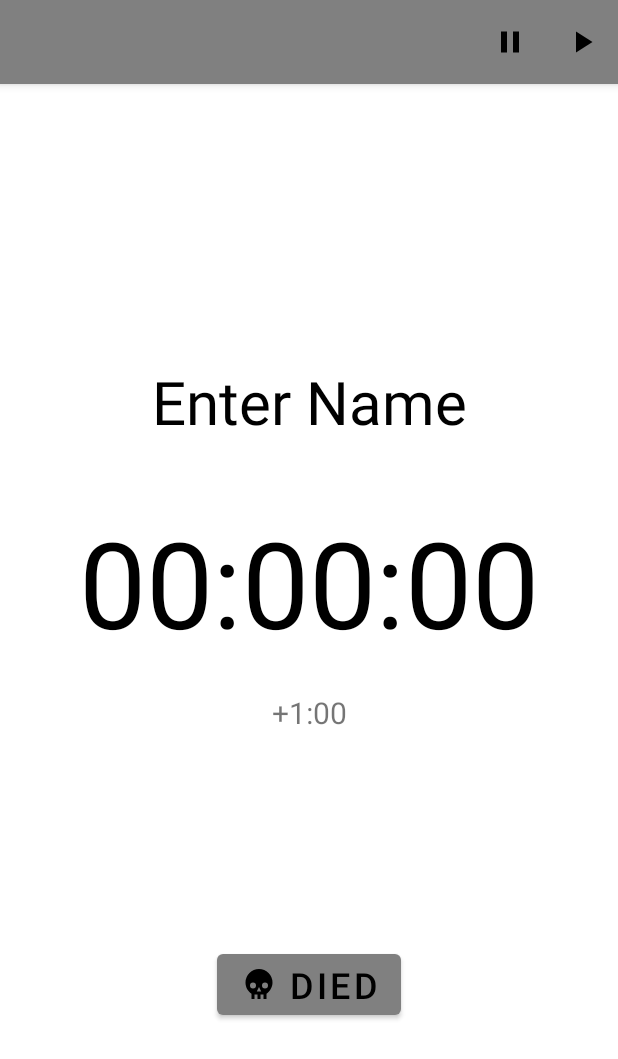
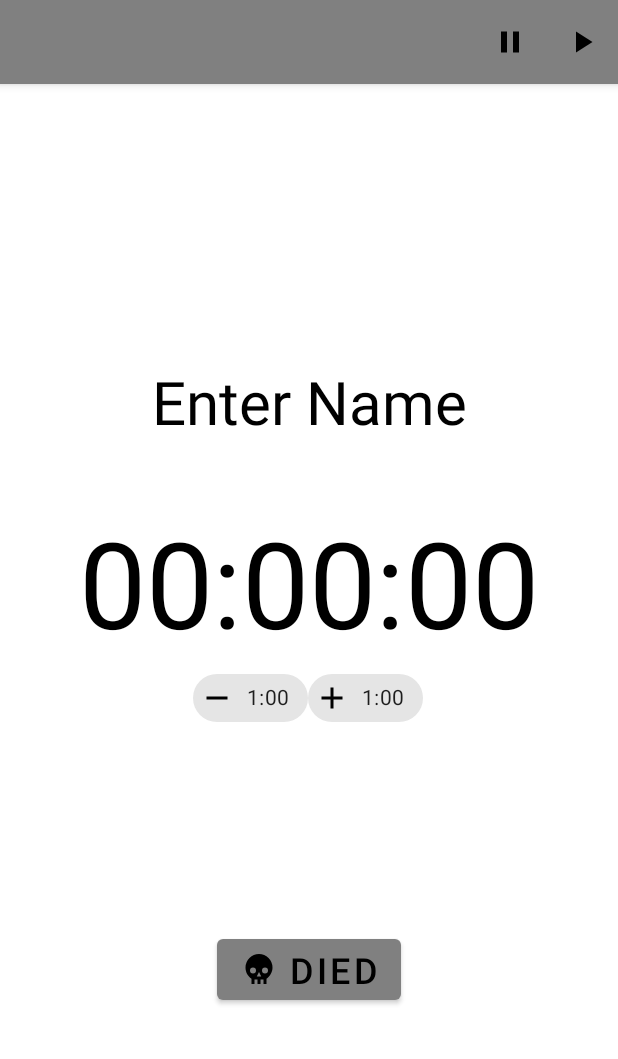
Before and after one commit to remsyk/MTG_Commander_Timer, an Android app: the screen it shows after launch (MainActivity), after a tap on "Start", on a phone screen of 412 x 824 dp. Shown: the top 1059 px of the screen. Run offline under Robolectric (Android 15) with nearby library versions, the phone set to English and light mode, and no system bars.

Commit message:
ITS WORKING

```diff
--- /dev/null
+++ b/app/src/main/java/com/example/mtg_commander_timer/CountDownViewModel.kt
@@ -0,0 +1,95 @@
+package com.example.mtg_commander_timer
+
+import android.os.CountDownTimer
+import androidx.lifecycle.MutableLiveData
+import androidx.lifecycle.ViewModel
+
+object CountDownViewModel : ViewModel() {
+
+
+   private lateinit var timer: CountDownTimer
+
+
+    private val timerList: MutableLiveData<MutableList<TimerModel>> by lazy {
+        MutableLiveData<MutableList<TimerModel>>().also {
+            it.value = mutableListOf<TimerModel>(
+                TimerModel("Enter Name", 0, null, true),
+                TimerModel("Enter Name", 0, null, true)
+            )
+        }
+    }
+
+
+    fun setPlayerName(name: String, position: Int){
+        timerList.value!![position].name = name
+        timerList.postValue(timerList.value)
+    }
+
+    fun addTimer(timer: TimerModel) {
+        timerList.value!!.add(timer)
+        timerList.postValue(timerList.value)
+    }
+
+    fun removeTimer(position: Int) {
+        timerList.value!!.removeAt(position)
+        timerList.postValue(timerList.value)
+    }
+
+    @ExperimentalStdlibApi
+    fun removeLastTimer() {
+        timerList.value!!.removeLast()
+        timerList.postValue(timerList.value)
+    }
+
+    fun getTimeList(): MutableLiveData<MutableList<TimerModel>> = timerList
+
+    fun removeMinute(position: Int) {
+        timerList.value?.get(position)?.countdownTime =
+            timerList.value?.get(position)?.countdownTime?.minus(60000)!!
+        timerList.postValue(timerList.value)
+    }
+
+    fun addMinute(position: Int) {
+        stopTimer()
+        timerList.value?.get(position)?.countdownTime =
+            timerList.value?.get(position)?.countdownTime?.plus(60000)!!
+        timerList.postValue(timerList.value)
+    }
+
+
+
+    fun setTimer(position: Int) {
+        timer =  object : CountDownTimer(timerList.value!![position].countdownTime, 1000) {
+            override fun onTick(millisUntilFinished: Long) {
+
+                timerList.value!!.get(position).countdownTime = millisUntilFinished
+                timerList.postValue(timerList.value)
+
+            }
+
+            override fun onFinish() {
+                /*Toast.makeText(
+                    requireContext(),
+                    "${MainActivity.timerList.get(position).name} has died",
+                    Toast.LENGTH_LONG
+                ).show()*/
+            }
+
+        }
+
+
+
+    }
+
+
+    fun startTimer(){
+        timer.start()
+    }
+
+
+    fun stopTimer() {
+        timer.cancel()
+    }
+
+
+}
--- a/app/src/main/java/com/example/mtg_commander_timer/CountdownFragment.kt
+++ b/app/src/main/java/com/example/mtg_commander_timer/CountdownFragment.kt
@@ -1,26 +1,42 @@
 package com.example.mtg_commander_timer
 
-import android.content.Intent
 import android.os.Bundle
+import android.os.CountDownTimer
+import android.os.Handler
 import android.view.LayoutInflater
 import android.view.View
 import android.view.ViewGroup
-import android.widget.ArrayAdapter
-import android.widget.AutoCompleteTextView
 import android.widget.Toast
-import androidx.appcompat.app.AppCompatActivity
 import androidx.fragment.app.Fragment
-import com.example.mtg_commander_timer.MainActivity.Companion.timerList
 import kotlinx.android.synthetic.main.fragment_countdown.*
-import kotlinx.android.synthetic.main.fragment_main_view.*
-import kotlinx.android.synthetic.main.viewgroup_enter_name.view.*
-import java.lang.IndexOutOfBoundsException
-import kotlin.time.milliseconds
+import kotlinx.android.synthetic.main.viewgroup_add_minus_chips.view.*
+import java.util.*
+import androidx.lifecycle.Observer
+import com.example.mtg_commander_timer.MainActivity.Companion.currentFragNum
+import kotlin.properties.Delegates
 
 
 class CountdownFragment : Fragment() {
 
     var fragmentPos: Int = 0
+    lateinit var timer: CountDownTimer
+    var pressing: Boolean = true
+
+    override fun onResume() {
+        super.onResume()
+
+
+        arguments?.getInt("FRG_POSITION")?.let {
+            fragmentPos = it
+            currentFragNum = it
+        }
+
+
+        /*CountDownViewModel.setTimer(fragmentPos)
+        CountDownViewModel.startTimer()*/
+
+    }
+
 
     override fun onCreateView(
         inflater: LayoutInflater,
@@ -31,32 +47,52 @@ class CountdownFragment : Fragment() {
         return root
     }
 
+
     override fun onViewCreated(view: View, savedInstanceState: Bundle?) {
         super.onViewCreated(view, savedInstanceState)
 
-        arguments?.getInt("FRG_POSITION")?.let {
-            fragmentPos = it
 
-            textview_name.text = timerList.get(fragmentPos).name
+        CountDownViewModel.getTimeList().observe(activity!!, Observer<MutableList<TimerModel>> {
+            if (textview_name != null) {
+                textview_name.text = it[fragmentPos].name
+                textview_countdown.text = it[fragmentPos].countdownTime.millisToString()
+            }
+        })
 
+
+        include_chip_groups.chip_add_time.setOnClickListener {
+            CountDownViewModel.addMinute(fragmentPos)
+
+
+            Handler().postDelayed({
+                CountDownViewModel.setTimer(fragmentPos)
+                CountDownViewModel.startTimer()
+            }, 800)
+        }
+
+        include_chip_groups.chip_minus_timer.setOnClickListener {
+            CountDownViewModel.removeMinute(fragmentPos)
+            if(pressing){
+                "pressing set to false".log()
+                CountDownViewModel.stopTimer()
+
+                pressing = false
+                Handler().postDelayed({
+                    CountDownViewModel.setTimer(fragmentPos)
+                    CountDownViewModel.startTimer()
+                    pressing = true
+                    "pressing back to true".log()
+                }, 1000)
+            }
 
         }
 
-        textView_add_time.setOnClickListener {
-            timerList.get(fragmentPos).countdownTime =
-                timerList.get(fragmentPos).countdownTime + 60000
-            textview_countdown.text = timerList.get(fragmentPos).countdownTime.millisToString()
-        }
-
-        textview_countdown.text = timerList.get(fragmentPos).countdownTime.millisToString()
 
         button_died.setOnClickListener {
-            Toast.makeText(
-                requireContext(),
-                "${timerList.get(fragmentPos).name} has died",
-                Toast.LENGTH_LONG
-            ).show()
+            CountDownViewModel.removeTimer(fragmentPos)
+
         }
 
     }
+
 }
--- a/app/src/main/java/com/example/mtg_commander_timer/CountdownViewPagerFragment.kt
+++ b/app/src/main/java/com/example/mtg_commander_timer/CountdownViewPagerFragment.kt
@@ -1,6 +1,7 @@
 package com.example.mtg_commander_timer
 
 import android.os.Bundle
+import android.os.Handler
 import android.view.LayoutInflater
 import android.view.View
 import android.view.ViewGroup
@@ -8,7 +9,6 @@ import androidx.fragment.app.Fragment
 import androidx.fragment.app.FragmentManager
 import androidx.fragment.app.FragmentStatePagerAdapter
 import androidx.viewpager.widget.ViewPager
-import com.example.mtg_commander_timer.MainActivity.Companion.timerList
 
 /**
  * The number of pages (wizard steps) to show in this demo.
@@ -33,11 +33,14 @@ class CountdownViewPagerFragment : Fragment() {
         viewPager = view.findViewById(R.id.pager)
         viewPager.adapter = demoCollectionPagerAdapter
 
+
         viewPager?.addOnPageChangeListener(object : ViewPager.OnPageChangeListener {
-            var currentPage : Int = 0
-            var mPreviousPosition : Int = 0
+            var currentPage: Int = 0
+            var mPreviousPosition: Int = 0
             var mIsEndOfCycle = false
+
             override fun onPageScrollStateChanged(state: Int) {
+
                 val pageCount = viewPager?.adapter?.count
                 if (state == ViewPager.SCROLL_STATE_IDLE) {
                     if (mPreviousPosition == currentPage && !mIsEndOfCycle) {
@@ -50,16 +53,25 @@ class CountdownViewPagerFragment : Fragment() {
                     } else {
                         mIsEndOfCycle = false;
                     }
+
                     mPreviousPosition = currentPage;
                 }
             }
 
-            override fun onPageScrolled(position: Int, positionOffset: Float, positionOffsetPixels: Int) {}
+            override fun onPageScrolled(
+                position: Int,
+                positionOffset: Float,
+                positionOffsetPixels: Int
+            ) {
+
+
+            }
 
             override fun onPageSelected(position: Int) {
-                currentPage = position
+                CountDownViewModel.stopTimer()
+                CountDownViewModel.setTimer(position)
+                CountDownViewModel.startTimer()
             }
-
         })
     }
 }
@@ -68,7 +80,7 @@ class CountdownViewPagerFragment : Fragment() {
 // and NOT a FragmentPagerAdapter.
 class DemoCollectionPagerAdapter(fm: FragmentManager) : FragmentStatePagerAdapter(fm) {
 
-    override fun getCount(): Int = timerList.size
+    override fun getCount(): Int = CountDownViewModel.getTimeList().value!!.size
 
     override fun getItem(i: Int): Fragment {
         val fragment = CountdownFragment()
--- a/app/src/main/java/com/example/mtg_commander_timer/MainActivity.kt
+++ b/app/src/main/java/com/example/mtg_commander_timer/MainActivity.kt
@@ -2,12 +2,16 @@ package com.example.mtg_commander_timer
 
 import androidx.appcompat.app.AppCompatActivity
 import android.os.Bundle
+import android.os.Handler
 import android.view.Menu
 import android.view.MenuInflater
 import android.view.MenuItem
 import android.widget.Toast
+import kotlin.properties.Delegates
 
 class MainActivity : AppCompatActivity() {
+    var pressing: Boolean = true
+
     override fun onCreate(savedInstanceState: Bundle?) {
         super.onCreate(savedInstanceState)
         setContentView(R.layout.activity_main)
@@ -19,6 +23,7 @@ class MainActivity : AppCompatActivity() {
     }
 
     override fun onBackPressed() {
+        CountDownViewModel.stopTimer()
         if(supportFragmentManager.backStackEntryCount ==1){
             finish()
         }else {
@@ -35,13 +40,34 @@ class MainActivity : AppCompatActivity() {
     override fun onOptionsItemSelected(item: MenuItem): Boolean {
         when (item.itemId) {
             R.id.start_timer -> {
-                "start timer pressed".log()
-                supportFragmentManager.beginTransaction().replace(R.id.framelayout_main, CountdownViewPagerFragment()).addToBackStack("CountdownFragment").commit()
-                //timerList?.iterator().forEach { it.name.log() }
+                if(supportFragmentManager.backStackEntryCount==1) {
+                    supportFragmentManager.beginTransaction()
+                        .replace(R.id.framelayout_main, CountdownViewPagerFragment())
+                        .addToBackStack("CountdownFragment").commit()
+
+                    if(pressing){
+                        pressing = false
+                        Handler().postDelayed({
+                            CountDownViewModel.setTimer(0)
+                            CountDownViewModel.startTimer()
+                            pressing = true
+                        }, 1000)
+                    }
+
+                }else {
+                    if(pressing){
+                        pressing = false
+                        Handler().postDelayed({
+                            CountDownViewModel.setTimer(currentFragNum)
+                            CountDownViewModel.startTimer()
+                            pressing = true
+                        }, 1000)
+                    }
+                }
             }
 
             R.id.pause_timer -> {
-                "pause timer pressed".log()
+               CountDownViewModel.stopTimer()
                 Toast.makeText(this,"Paused", Toast.LENGTH_LONG).show()
 
             }
@@ -49,7 +75,8 @@ class MainActivity : AppCompatActivity() {
         return true
     }
 
-    companion object{
-         var timerList: ArrayList<TimerModel> = arrayListOf()
+    companion object {
+        var currentFragNum = 0
     }
+
 }
--- a/app/src/main/java/com/example/mtg_commander_timer/MainFragment.kt
+++ b/app/src/main/java/com/example/mtg_commander_timer/MainFragment.kt
@@ -10,7 +10,8 @@ import android.widget.AutoCompleteTextView
 import androidx.appcompat.app.AppCompatActivity
 import androidx.core.widget.doAfterTextChanged
 import androidx.fragment.app.Fragment
-import com.example.mtg_commander_timer.MainActivity.Companion.timerList
+import androidx.lifecycle.Observer
+import kotlinx.android.synthetic.main.fragment_countdown.*
 import kotlinx.android.synthetic.main.fragment_countdown.view.*
 import kotlinx.android.synthetic.main.fragment_main_view.*
 import kotlinx.android.synthetic.main.viewgroup_enter_name.view.*
@@ -18,32 +19,39 @@ import kotlin.concurrent.timer
 
 
 class MainFragment : Fragment() {
+    var timerList: MutableList<TimerModel> = mutableListOf<TimerModel>(
+        TimerModel("Enter Name", 0, null, true),
+        TimerModel("Enter Name", 0, null, true)
+    )
+    var listSet: Boolean = false
+
+    //TODO use this for the bot trader
+    override fun onActivityCreated(savedInstanceState: Bundle?) {
+        super.onActivityCreated(savedInstanceState)
+        CountDownViewModel.getTimeList().observe(activity!!, Observer<MutableList<TimerModel>> {
+            timerList = it
+        })
+
+    }
 
     override fun onCreateView(
         inflater: LayoutInflater,
         container: ViewGroup?,
         savedInstanceState: Bundle?
     ): View? {
+
+
         val root = inflater.inflate(R.layout.fragment_main_view, container, false)
         return root
     }
 
+
     @ExperimentalStdlibApi
     override fun onViewCreated(view: View, savedInstanceState: Bundle?) {
         super.onViewCreated(view, savedInstanceState)
-        //TODO this is where the issue is, this causes the names fields to be reset
-        if (timerList.isNullOrEmpty()) {
-            timerList = arrayListOf(
-                TimerModel("Enter Name", 0, null, true),
-                TimerModel("Enter Name", 0, null, true)
-            )
-        } else{
-            timerList = timerList
-        }
-
 
         picker_player_num.maxValue = 4
-        picker_player_num.minValue = timerList.size
+        picker_player_num.minValue = CountDownViewModel.getTimeList().value!!.size
 
         include_enter_name_1.textLayout_name.hint = timerList.get(0).name
         include_enter_name_2.textLayout_name.hint = timerList.get(1).name
@@ -57,34 +65,47 @@ class MainFragment : Fragment() {
         include_enter_name_2.button_timer.text = timerList.get(1).countdownTime.millisToString()
 
         if (timerList.size > 2) {
-            include_enter_name_3.button_timer.text = timerList.get(2).countdownTime.millisToString()
-            include_enter_name_4.button_timer.text = timerList.get(3).countdownTime.millisToString()
+            include_enter_name_3.button_timer.text =
+                timerList.get(2).countdownTime.millisToString()
+            include_enter_name_4.button_timer.text =
+                timerList.get(3).countdownTime.millisToString()
         }
 
 
-
-        if(include_enter_name_1.textinputeditText_name.hasFocus()) {
-            include_enter_name_1.textinputeditText_name.doAfterTextChanged {
-                timerList[0].name = it.toString()
-                "ok so this might be it".log()
-            }
-        }
-        if(include_enter_name_2.textinputeditText_name.hasFocus()) {
-            include_enter_name_2.textinputeditText_name.doAfterTextChanged {
-                timerList[1].name = it.toString()
+        include_enter_name_1.textinputeditText_name.setOnFocusChangeListener { view, b ->
+            if(b){
+                include_enter_name_1.textinputeditText_name.doAfterTextChanged {
+                    CountDownViewModel.setPlayerName(it.toString(), 0)
+                }
             }
         }
 
-        if(include_enter_name_3.textinputeditText_name.hasFocus()) {
-            include_enter_name_3.textinputeditText_name.doAfterTextChanged {
-                timerList[2].name = it.toString()
+
+        include_enter_name_2.textinputeditText_name.setOnFocusChangeListener { view, b ->
+            if(b){
+                include_enter_name_2.textinputeditText_name.doAfterTextChanged {
+                    CountDownViewModel.setPlayerName(it.toString(), 1)
+                }
             }
         }
-        if(include_enter_name_4.textinputeditText_name.hasFocus()) {
-            include_enter_name_4.textinputeditText_name.doAfterTextChanged {
-                timerList[3].name = it.toString()
+
+        include_enter_name_3.textinputeditText_name.setOnFocusChangeListener { view, b ->
+            if(b){
+                include_enter_name_3.textinputeditText_name.doAfterTextChanged {
+                    CountDownViewModel.setPlayerName(it.toString(), 2)
+                }
             }
         }
+
+        include_enter_name_4.textinputeditText_name.setOnFocusChangeListener { view, b ->
+            if(b){
+                include_enter_name_4.textinputeditText_name.doAfterTextChanged {
+                    CountDownViewModel.setPlayerName(it.toString(), 3)
+                }
+            }
+        }
+
+
 
 
 
@@ -96,9 +117,10 @@ class MainFragment : Fragment() {
                     include_enter_name_4.visibility = View.GONE
                     if (timerList.size <= 2) {
                         timerList.add(TimerModel("Enter Name", 0, null, true))
-
                     }
                     if (timerList.size == 4) {
+
+                        CountDownViewModel.removeLastTimer()
                         timerList.removeLast()
                     }
                 }
@@ -114,7 +136,7 @@ class MainFragment : Fragment() {
 
                 else -> {
                     if (timerList.size == 3) {
-                        timerList.removeLast()
+                        CountDownViewModel.removeLastTimer()
                         include_enter_name_3.visibility = View.GONE
                         include_enter_name_4.visibility = View.GONE
                     }
@@ -127,28 +149,28 @@ class MainFragment : Fragment() {
         include_enter_name_1.button_timer.setOnClickListener {
             TimeChangeDialog.show(requireFragmentManager()).getValue = { value ->
                 include_enter_name_1.button_timer.text = value.millisToString()
-                timerList.get(0).countdownTime = value
+                timerList[0].countdownTime = value
             }
         }
 
         include_enter_name_2.button_timer.setOnClickListener {
             TimeChangeDialog.show(requireFragmentManager()).getValue = { value ->
                 include_enter_name_2.button_timer.text = value.millisToString()
-                timerList.get(1).countdownTime = value
+                timerList[1].countdownTime = value
             }
         }
 
         include_enter_name_3.button_timer.setOnClickListener {
             TimeChangeDialog.show(requireFragmentManager()).getValue = { value ->
                 include_enter_name_3.button_timer.text = value.millisToString()
-                timerList.get(2).countdownTime = value
+                timerList[2].countdownTime = value
             }
         }
 
         include_enter_name_4.button_timer.setOnClickListener {
             TimeChangeDialog.show(requireFragmentManager()).getValue = { value ->
                 include_enter_name_4.button_timer.text = value.millisToString()
-                timerList.get(3).countdownTime = value
+                timerList[3].countdownTime = value
             }
         }
 
@@ -156,7 +178,7 @@ class MainFragment : Fragment() {
             TimeChangeDialog.show(requireFragmentManager()).getValue = { value ->
                 textview_timer.text = value.millisToString()
 
-                MainActivity.timerList.iterator().forEach {
+                timerList.iterator().forEach {
                     it.countdownTime = value
                 }
 
--- a/app/src/main/java/com/example/mtg_commander_timer/TimeChangeDialog.kt
+++ b/app/src/main/java/com/example/mtg_commander_timer/TimeChangeDialog.kt
@@ -6,7 +6,6 @@ import android.os.Bundle
 import android.view.LayoutInflater
 import androidx.fragment.app.DialogFragment
 import androidx.fragment.app.FragmentManager
-import com.example.mtg_commander_timer.MainActivity.Companion.timerList
 import kotlinx.android.synthetic.main.viewgroup_dialog_set_countdown.view.*
 import kotlinx.android.synthetic.main.viewgroup_timer_picker.view.*
 import java.util.concurrent.TimeUnit
@@ -65,12 +64,13 @@ class TimeChangeDialog : DialogFragment() {
 
     companion object {
         private val newInstance = TimeChangeDialog()
-        private const val TAG = "ConditionMakerDialog"
+        private const val TAG = "TimeChangeDialog"
 
         fun show(fragmentManager: FragmentManager): TimeChangeDialog {
             val dialog = newInstance
             dialog.show(fragmentManager, TAG)
             return dialog
+
         }
     }
 }
--- /dev/null
+++ b/app/src/main/res/drawable/ic_add_24px.xml
@@ -0,0 +1,9 @@
+<vector xmlns:android="http://schemas.android.com/apk/res/android"
+    android:width="24dp"
+    android:height="24dp"
+    android:viewportWidth="24"
+    android:viewportHeight="24">
+  <path
+      android:fillColor="#FF000000"
+      android:pathData="M19,13h-6v6h-2v-6H5v-2h6V5h2v6h6v2z"/>
+</vector>
--- /dev/null
+++ b/app/src/main/res/drawable/ic_remove_24px.xml
@@ -0,0 +1,9 @@
+<vector xmlns:android="http://schemas.android.com/apk/res/android"
+    android:width="24dp"
+    android:height="24dp"
+    android:viewportWidth="24"
+    android:viewportHeight="24">
+  <path
+      android:fillColor="#FF000000"
+      android:pathData="M19,13H5v-2h14v2z"/>
+</vector>
--- a/app/src/main/res/layout/fragment_countdown.xml
+++ b/app/src/main/res/layout/fragment_countdown.xml
@@ -36,17 +36,16 @@
         app:layout_constraintTop_toTopOf="parent"
         app:layout_constraintVertical_bias="0.421" />
 
-    <TextView
-        android:id="@+id/textView_add_time"
+
+    <include
+        android:id="@+id/include_chip_groups"
+        layout="@layout/viewgroup_add_minus_chips"
         android:layout_width="wrap_content"
         android:layout_height="wrap_content"
-        android:layout_marginTop="20dp"
-        android:text="+1:00"
-        android:textSize="20dp"
         app:layout_constraintEnd_toEndOf="@+id/textview_countdown"
+        app:layout_constraintHorizontal_bias="0.496"
         app:layout_constraintStart_toStartOf="@+id/textview_countdown"
-        app:layout_constraintTop_toBottomOf="@id/textview_countdown" />
-
+        app:layout_constraintTop_toBottomOf="@+id/textview_countdown" />
 
     <Button
         android:id="@+id/button_died"
@@ -58,9 +57,9 @@
         android:textSize="@dimen/title_large"
         app:layout_constraintBottom_toBottomOf="parent"
         app:layout_constraintEnd_toEndOf="parent"
-        app:layout_constraintHorizontal_bias="0.5"
         app:layout_constraintStart_toStartOf="parent"
-        app:layout_constraintTop_toBottomOf="@+id/textView_add_time" />
+        app:layout_constraintTop_toBottomOf="@+id/include_chip_groups"
+        app:layout_constraintVertical_bias="0.463" />
 
 
 </androidx.constraintlayout.widget.ConstraintLayout>
--- /dev/null
+++ b/app/src/main/res/layout/viewgroup_add_minus_chips.xml
@@ -0,0 +1,24 @@
+<?xml version="1.0" encoding="utf-8"?>
+<LinearLayout xmlns:android="http://schemas.android.com/apk/res/android"
+    android:layout_width="match_parent"
+    android:layout_height="match_parent"
+    xmlns:app="http://schemas.android.com/apk/res-auto"
+    android:orientation="horizontal">
+
+    <com.google.android.material.chip.Chip
+        android:layout_width="wrap_content"
+        android:id="@+id/chip_minus_timer"
+        android:text="1:00"
+        app:chipIcon="@drawable/ic_remove_24px"
+        android:layout_height="wrap_content"/>
+
+    <com.google.android.material.chip.Chip
+        android:layout_width="wrap_content"
+        android:id="@+id/chip_add_time"
+        android:text="1:00"
+        app:chipIcon="@drawable/ic_add_24px"
+        android:layout_height="wrap_content"/>
+
+
+
+</LinearLayout>
--- a/app/src/main/res/values/array_time_interval.xml
+++ b/app/src/main/res/values/array_time_interval.xml
@@ -22,6 +22,7 @@
         <item>20</item>
         <item>30</item>
         <item>40</item>
+        <item>45</item>
         <item>50</item>
         <item>60</item>
     </string-array>
--- a/build.gradle
+++ b/build.gradle
@@ -1,4 +1,3 @@
-// Top-level build file where you can add configuration options common to all sub-projects/modules.
 buildscript {
     ext.kotlin_version = "1.3.72"
     repositories {
```
Also changed, not shown: app/build.gradle (+11 -10 lines).
